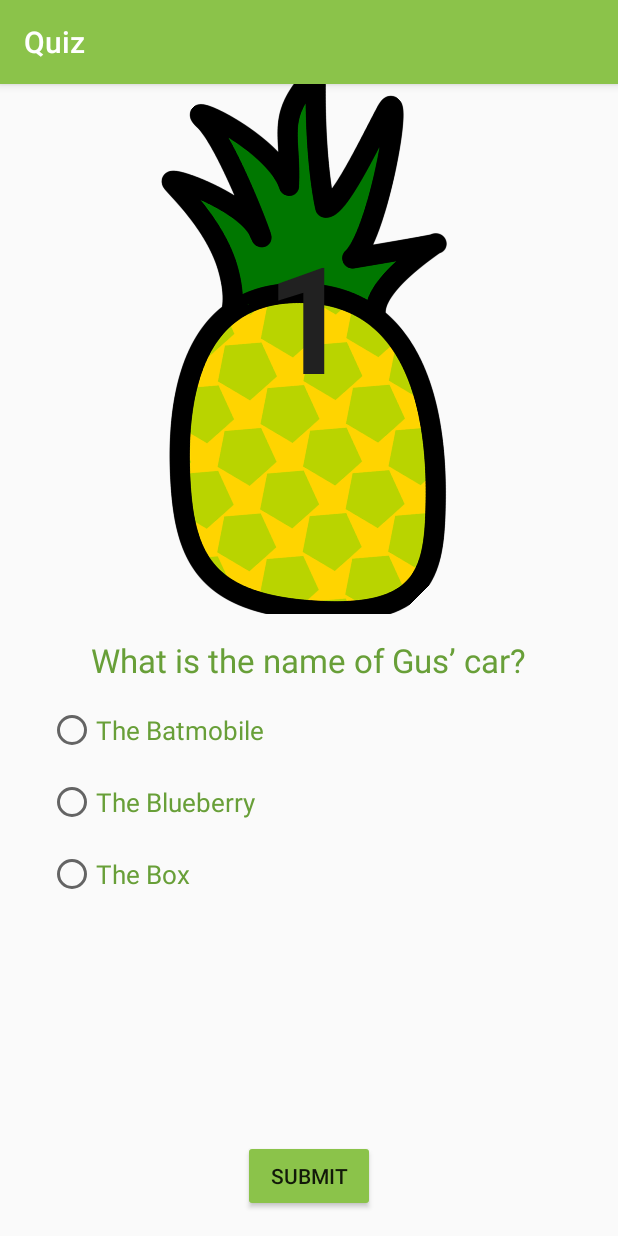
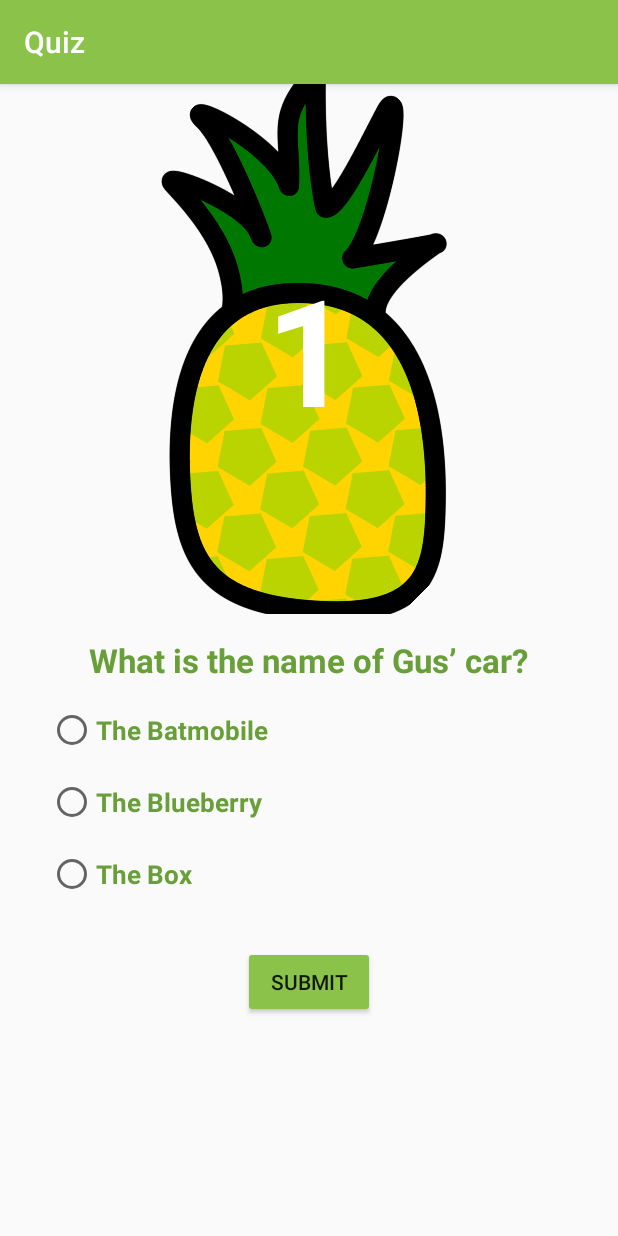
Before and after one commit to dsi28/psychQuiz, an Android app: the Quiz screen opened directly, with no data from a screen before it, on a phone screen of 412 x 824 dp. Run offline under Robolectric (Android 15) with nearby library versions, the phone set to English and light mode, and no system bars.

Commit message:
finished changing a few ui details

```diff
--- a/app/src/main/res/layout/activity_quiz.xml
+++ b/app/src/main/res/layout/activity_quiz.xml
@@ -32,10 +32,11 @@
                 android:layout_height="wrap_content"
                 android:layout_centerHorizontal="true"
                 android:gravity="center"
-                android:layout_alignParentTop="true"
-                android:layout_marginTop="@dimen/questionNumberTopSpacing"
-                android:textColor="@color/icons"
+                android:layout_centerInParent="true"
+                android:textColor="#fff"
+                android:layout_marginTop="22dp"
                 android:textSize="@dimen/questionNumberTextSize"
+                android:text="1"
                 android:textStyle="bold"/>
 
         </RelativeLayout>
@@ -48,6 +49,7 @@
             android:gravity="center"
             android:layout_centerInParent="true"
             android:textColor="@color/colorPrimaryDark"
+            android:textStyle="bold"
             android:textSize="@dimen/questionTextSize"
             android:layout_marginTop="@dimen/defaultSpacing"
             android:layout_marginRight="@dimen/defaultSpacing"
@@ -66,7 +68,8 @@
                 android:layout_height="wrap_content"
                 android:textColor="@color/colorPrimaryDark"
                 android:textSize="@dimen/optionTextSize"
-                android:layout_margin="@dimen/defaultSpacing"/>
+                android:layout_margin="@dimen/defaultSpacing"
+                android:textStyle="bold"/>
             <RadioButton
                 android:id="@+id/b"
                 android:layout_width="wrap_content"
@@ -75,7 +78,8 @@
                 android:layout_marginLeft="@dimen/defaultSpacing"
                 android:layout_marginRight="@dimen/defaultSpacing"
                 android:layout_marginBottom="@dimen/defaultSpacing"
-                android:textSize="@dimen/optionTextSize"/>
+                android:textSize="@dimen/optionTextSize"
+                android:textStyle="bold"/>
 
             <RadioButton
                 android:id="@+id/c"
@@ -85,7 +89,8 @@
                 android:layout_marginLeft="@dimen/defaultSpacing"
                 android:layout_marginRight="@dimen/defaultSpacing"
                 android:layout_marginBottom="@dimen/defaultSpacing"
-                android:textSize="@dimen/optionTextSize"/>
+                android:textSize="@dimen/optionTextSize"
+                android:textStyle="bold"/>
         </RadioGroup>
 
         <Button
@@ -93,7 +98,7 @@
             android:layout_width="wrap_content"
             android:layout_height="wrap_content"
             android:layout_centerHorizontal="true"
-            android:layout_alignParentBottom="true"
+            android:layout_below="@id/radio"
             android:backgroundTint="@color/colorPrimary"
             android:layout_marginTop="@dimen/defaultSpacing"
             android:layout_marginBottom="@dimen/defaultSpacing"
```
Also changed, not shown: app/src/main/res/layout/activity_results.xml (+11 -10 lines).
